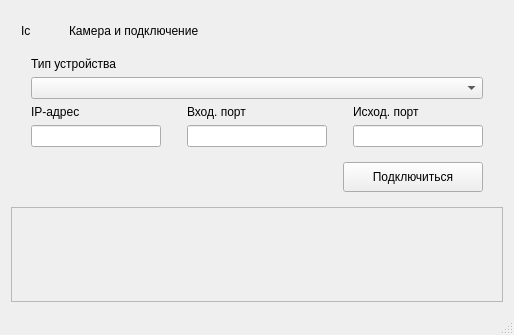
First picture: the form in RT7Chamber/src/windows/mainwindow/mainwindow.ui, repository niitfa/RWELL_GUI, before the edit.
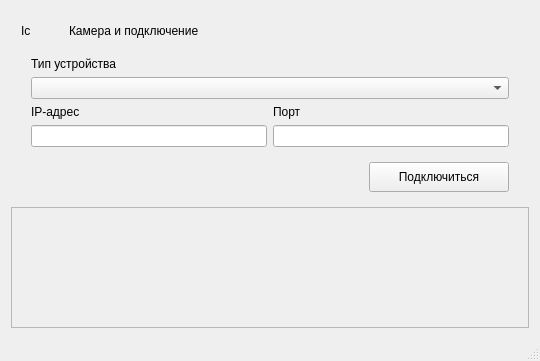
Second picture: the form after the edit.

The edit to the form file:
```diff
--- a/RT7Chamber/src/windows/mainwindow/mainwindow.ui
+++ b/RT7Chamber/src/windows/mainwindow/mainwindow.ui
@@ -6,8 +6,8 @@
    <rect>
     <x>0</x>
     <y>0</y>
-    <width>514</width>
-    <height>335</height>
+    <width>540</width>
+    <height>361</height>
    </rect>
   </property>
   <property name="windowTitle">
@@ -195,7 +195,7 @@
             </property>
             <property name="maximumSize">
              <size>
-              <width>130</width>
+              <width>400</width>
               <height>16777215</height>
              </size>
             </property>
@@ -206,92 +206,6 @@
           </item>
          </layout>
         </item>
-        <item>
-         <spacer name="horizontalSpacer_3">
-          <property name="orientation">
-           <enum>Qt::Horizontal</enum>
-          </property>
-          <property name="sizeType">
-           <enum>QSizePolicy::Expanding</enum>
-          </property>
-          <property name="sizeHint" stdset="0">
-           <size>
-            <width>40</width>
-            <height>20</height>
-           </size>
-          </property>
-         </spacer>
-        </item>
-        <item>
-         <layout class="QVBoxLayout" name="verticalLayout_4">
-          <item>
-           <widget class="QLabel" name="label_inputPort">
-            <property name="sizePolicy">
-             <sizepolicy hsizetype="Fixed" vsizetype="Fixed">
-              <horstretch>70</horstretch>
-              <verstretch>0</verstretch>
-             </sizepolicy>
-            </property>
-            <property name="minimumSize">
-             <size>
-              <width>110</width>
-              <height>0</height>
-             </size>
-            </property>
-            <property name="maximumSize">
-             <size>
-              <width>300</width>
-              <height>16777215</height>
-             </size>
-            </property>
-            <property name="text">
-             <string>Вход. порт</string>
-            </property>
-           </widget>
-          </item>
-          <item>
-           <widget class="QLineEdit" name="lineEdit_InputPort">
-            <property name="sizePolicy">
-             <sizepolicy hsizetype="Expanding" vsizetype="Fixed">
-              <horstretch>110</horstretch>
-              <verstretch>0</verstretch>
-             </sizepolicy>
-            </property>
-            <property name="minimumSize">
-             <size>
-              <width>140</width>
-              <height>0</height>
-             </size>
-            </property>
-            <property name="maximumSize">
-             <size>
-              <width>140</width>
-              <height>16777215</height>
-             </size>
-            </property>
-            <property name="alignment">
-             <set>Qt::AlignRight|Qt::AlignTrailing|Qt::AlignVCenter</set>
-            </property>
-           </widget>
-          </item>
-         </layout>
-        </item>
-        <item>
-         <spacer name="horizontalSpacer_4">
-          <property name="orientation">
-           <enum>Qt::Horizontal</enum>
-          </property>
-          <property name="sizeType">
-           <enum>QSizePolicy::Expanding</enum>
-          </property>
-          <property name="sizeHint" stdset="0">
-           <size>
-            <width>40</width>
-            <height>20</height>
-           </size>
-          </property>
-         </spacer>
-        </item>
         <item>
          <layout class="QVBoxLayout" name="verticalLayout_3">
           <item>
@@ -315,7 +229,7 @@
              </size>
             </property>
             <property name="text">
-             <string>Исход. порт</string>
+             <string>Порт</string>
             </property>
            </widget>
           </item>
@@ -335,7 +249,7 @@
             </property>
             <property name="maximumSize">
              <size>
-              <width>130</width>
+              <width>400</width>
               <height>16777215</height>
              </size>
             </property>
```
Left out of the diff: 4 changed lines with no effect on the pictures.
